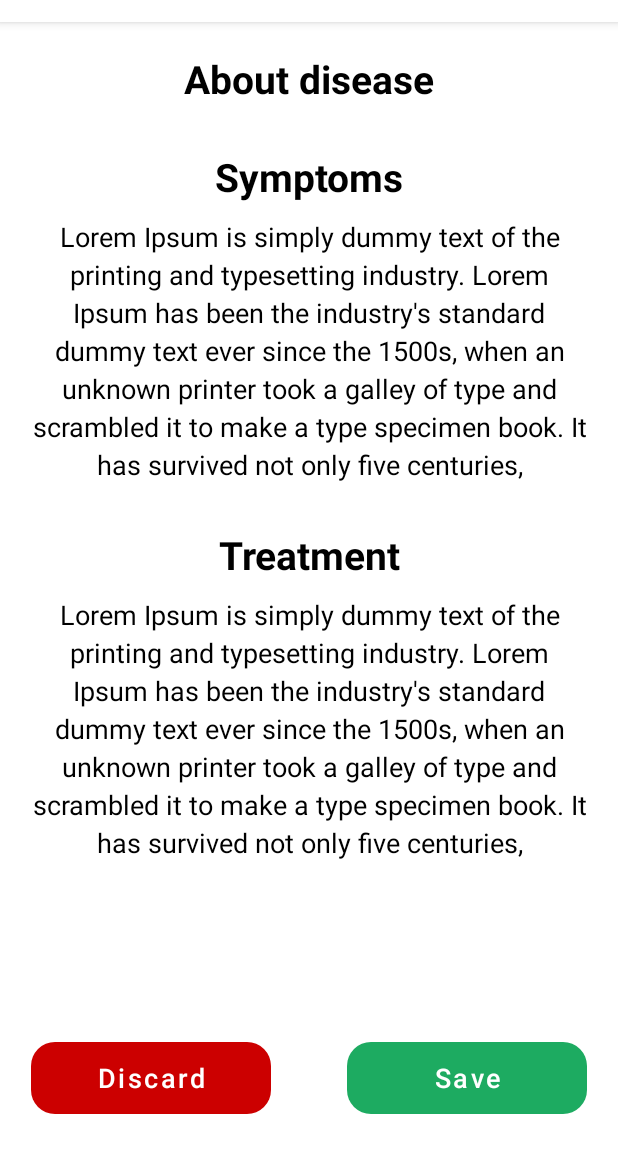
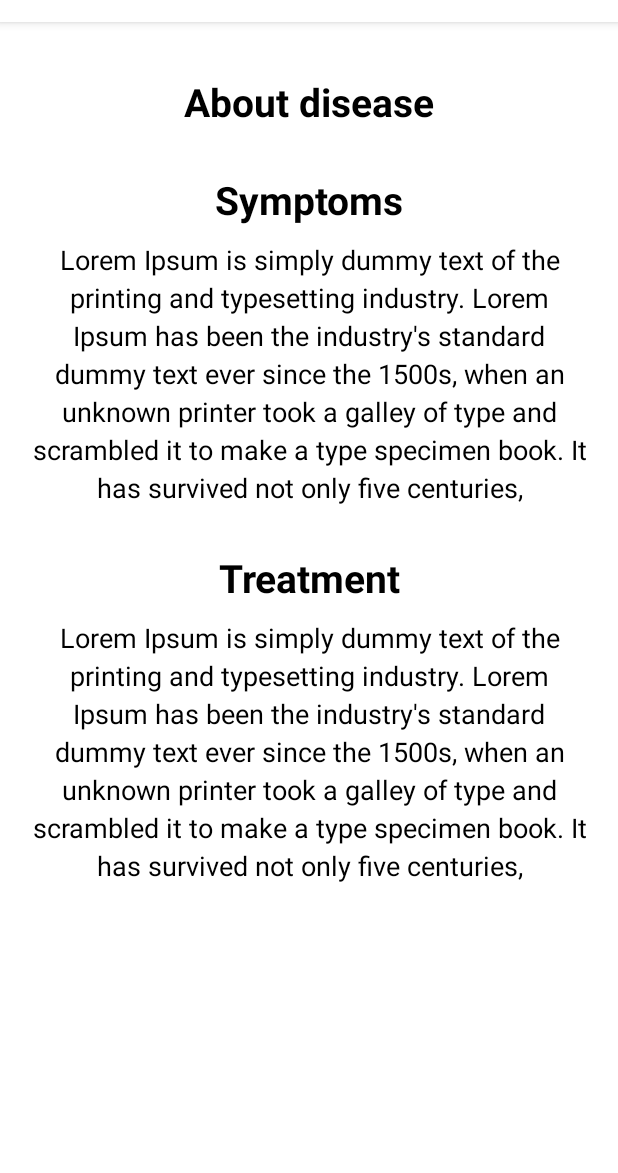
Before and after one commit to numpadCrusader/Florascope, an Android app: the fragment DiseaseFragment shown on its own in the app's theme, on a phone screen of 412 x 824 dp, the part 62-1235 px from its top. Run offline under Robolectric (Android 15) with nearby library versions, the phone set to English and light mode, and no system bars; our stand-ins replace Firebase (no records; nobody signed in at launch, a user with empty details on screens opened directly); plain views replace SkeletonTextView; 2 statements that could not run were skipped.

Commit message:
disease screen adjustment

```diff
--- a/app/src/main/res/layout/fragment_disease.xml
+++ b/app/src/main/res/layout/fragment_disease.xml
@@ -9,11 +9,12 @@
     <ScrollView
         android:id="@+id/scrollView2"
         android:layout_width="0dp"
-        android:layout_height="0dp"
+        android:layout_height="match_parent"
         android:layout_marginStart="30dp"
+        android:layout_marginTop="15dp"
         android:layout_marginEnd="30dp"
+        app:layout_constraintBottom_toBottomOf="parent"
         app:layout_constraintEnd_toEndOf="parent"
-        app:layout_constraintHeight_percent="0.85"
         app:layout_constraintStart_toStartOf="parent"
         app:layout_constraintTop_toTopOf="parent"
         app:layout_constraintWidth_percent="0.9">
@@ -98,32 +99,4 @@
 
     </ScrollView>
 
-    <Button
-        android:id="@+id/saveResultButton"
-        android:layout_width="160dp"
-        android:layout_height="48dp"
-        android:layout_marginBottom="40dp"
-        android:background="@drawable/button_style"
-        android:text="Save"
-        android:textAllCaps="false"
-        android:textColor="@color/white"
-        android:textSize="18sp"
-        app:backgroundTint="@color/main_green"
-        app:layout_constraintBottom_toBottomOf="parent"
-        app:layout_constraintEnd_toEndOf="@+id/scrollView2"/>
-
-    <Button
-        android:id="@+id/discardResultButton"
-        android:layout_width="160dp"
-        android:layout_height="48dp"
-        android:layout_marginBottom="40dp"
-        android:background="@drawable/button_style"
-        android:text="Discard"
-        android:textAllCaps="false"
-        android:textColor="@color/white"
-        android:textSize="18sp"
-        app:backgroundTint="@android:color/holo_red_dark"
-        app:layout_constraintBottom_toBottomOf="parent"
-        app:layout_constraintStart_toStartOf="@+id/scrollView2"/>
-
 </androidx.constraintlayout.widget.ConstraintLayout>
```
